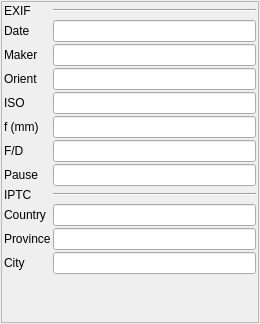
cseyve/piaf, file workflow/ui/metadatawidget.ui: the form before one commit.
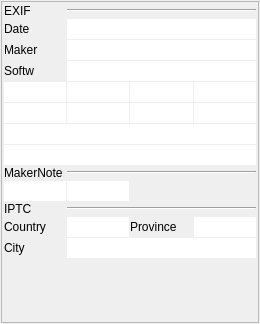
The form after the commit.

```diff
--- a/workflow/ui/metadatawidget.ui
+++ b/workflow/ui/metadatawidget.ui
@@ -17,7 +17,16 @@
    <property name="spacing">
     <number>1</number>
    </property>
-   <property name="margin">
+   <property name="leftMargin">
+    <number>1</number>
+   </property>
+   <property name="topMargin">
+    <number>1</number>
+   </property>
+   <property name="rightMargin">
+    <number>1</number>
+   </property>
+   <property name="bottomMargin">
     <number>1</number>
    </property>
    <item>
@@ -35,106 +44,28 @@
        </rect>
       </property>
       <layout class="QGridLayout" name="gridLayout">
-       <property name="margin">
+       <property name="leftMargin">
+        <number>2</number>
+       </property>
+       <property name="topMargin">
+        <number>2</number>
+       </property>
+       <property name="rightMargin">
+        <number>2</number>
+       </property>
+       <property name="bottomMargin">
         <number>2</number>
        </property>
        <property name="spacing">
-        <number>2</number>
+        <number>1</number>
        </property>
-       <item row="2" column="0">
-        <widget class="QLabel" name="label">
-         <property name="toolTip">
-          <string>Camera maker and model</string>
-         </property>
-         <property name="text">
-          <string>Maker</string>
-         </property>
-        </widget>
-       </item>
-       <item row="4" column="0">
-        <widget class="QLabel" name="label_2">
-         <property name="toolTip">
-          <string>ISO Sensitivity</string>
-         </property>
-         <property name="text">
-          <string>ISO</string>
-         </property>
-        </widget>
-       </item>
-       <item row="5" column="0">
-        <widget class="QLabel" name="label_3">
-         <property name="toolTip">
-          <string>Real focal length in millimeters</string>
-         </property>
-         <property name="text">
-          <string>f (mm)</string>
-         </property>
-        </widget>
-       </item>
-       <item row="6" column="0">
-        <widget class="QLabel" name="label_4">
-         <property name="toolTip">
-          <string>Aperture value</string>
-         </property>
-         <property name="text">
-          <string>F/D</string>
-         </property>
-        </widget>
-       </item>
-       <item row="7" column="0">
-        <widget class="QLabel" name="label_5">
-         <property name="toolTip">
-          <string>Shutter speed</string>
-         </property>
-         <property name="text">
-          <string>Pause</string>
-         </property>
-        </widget>
-       </item>
        <item row="4" column="1">
-        <widget class="QLineEdit" name="isoLineEdit">
-         <property name="toolTip">
-          <string>ISO Sensitivity</string>
-         </property>
-         <property name="readOnly">
-          <bool>true</bool>
-         </property>
-        </widget>
-       </item>
-       <item row="5" column="1">
-        <widget class="QLineEdit" name="focalLineEdit">
-         <property name="toolTip">
-          <string>Real focal length in millimeters</string>
-         </property>
-         <property name="readOnly">
-          <bool>true</bool>
-         </property>
-        </widget>
-       </item>
-       <item row="6" column="1">
-        <widget class="QLineEdit" name="apertureLineEdit">
-         <property name="toolTip">
-          <string>Aperture value</string>
-         </property>
-         <property name="readOnly">
-          <bool>true</bool>
-         </property>
-        </widget>
-       </item>
-       <item row="7" column="1">
         <widget class="QLineEdit" name="speedLineEdit">
          <property name="toolTip">
           <string>Shutter speed</string>
          </property>
-         <property name="readOnly">
-          <bool>true</bool>
-         </property>
-        </widget>
-       </item>
-       <item row="3" column="1">
-        <widget class="QLineEdit" name="orientationLineEdit">
-         <property name="toolTip">
-          <string>Orientation</string>
+         <property name="frame">
+          <bool>false</bool>
          </property>
          <property name="readOnly">
           <bool>true</bool>
@@ -142,74 +73,32 @@
         </widget>
        </item>
        <item row="3" column="0">
-        <widget class="QLabel" name="label_6">
+        <widget class="QLabel" name="label_3">
          <property name="toolTip">
-          <string>Orientation</string>
+          <string>Camera maker and model</string>
          </property>
          <property name="text">
-          <string>Orient</string>
+          <string>Softw</string>
          </property>
         </widget>
        </item>
-       <item row="1" column="0">
-        <widget class="QLabel" name="label_7">
+       <item row="6" column="3">
+        <widget class="QLineEdit" name="programLineEdit">
          <property name="toolTip">
-          <string>Shooting date</string>
+          <string>Focus distance in m</string>
          </property>
-         <property name="text">
-          <string>Date</string>
+         <property name="statusTip">
+          <string>Focus distance in meters</string>
          </property>
-        </widget>
-       </item>
-       <item row="1" column="1">
-        <widget class="QLineEdit" name="dateLineEdit">
-         <property name="toolTip">
-          <string>Shooting date</string>
+         <property name="frame">
+          <bool>false</bool>
          </property>
          <property name="readOnly">
           <bool>true</bool>
          </property>
         </widget>
        </item>
-       <item row="0" column="0">
-        <widget class="QLabel" name="label_8">
-         <property name="text">
-          <string>EXIF</string>
-         </property>
-        </widget>
-       </item>
-       <item row="0" column="1">
-        <widget class="Line" name="line">
-         <property name="orientation">
-          <enum>Qt::Horizontal</enum>
-         </property>
-        </widget>
-       </item>
-       <item row="2" column="1">
-        <widget class="QLineEdit" name="makerLineEdit">
-         <property name="toolTip">
-          <string>Camera maker and model</string>
-         </property>
-        </widget>
-       </item>
-       <item row="8" column="0">
-        <widget class="QLabel" name="label_9">
-         <property name="toolTip">
-          <string>IPTC fields : they can be edited in Ema</string>
-         </property>
-         <property name="text">
-          <string>IPTC</string>
-         </property>
-        </widget>
-       </item>
-       <item row="8" column="1">
-        <widget class="Line" name="line_2">
-         <property name="orientation">
-          <enum>Qt::Horizontal</enum>
-         </property>
-        </widget>
-       </item>
-       <item row="12" column="0">
+       <item row="15" column="2">
         <spacer name="verticalSpacer">
          <property name="orientation">
           <enum>Qt::Vertical</enum>
@@ -222,7 +111,20 @@
          </property>
         </spacer>
        </item>
-       <item row="9" column="0">
+       <item row="1" column="1" colspan="3">
+        <widget class="QLineEdit" name="dateLineEdit">
+         <property name="toolTip">
+          <string>Shooting date</string>
+         </property>
+         <property name="frame">
+          <bool>false</bool>
+         </property>
+         <property name="readOnly">
+          <bool>true</bool>
+         </property>
+        </widget>
+       </item>
+       <item row="12" column="0">
         <widget class="QLabel" name="label_10">
          <property name="toolTip">
           <string>Country field</string>
@@ -232,7 +134,64 @@
          </property>
         </widget>
        </item>
-       <item row="10" column="0">
+       <item row="11" column="1" colspan="3">
+        <widget class="Line" name="line_2">
+         <property name="orientation">
+          <enum>Qt::Horizontal</enum>
+         </property>
+        </widget>
+       </item>
+       <item row="12" column="1">
+        <widget class="QLineEdit" name="iptcCountryLineEdit">
+         <property name="toolTip">
+          <string>Country field (editable)</string>
+         </property>
+         <property name="frame">
+          <bool>false</bool>
+         </property>
+        </widget>
+       </item>
+       <item row="14" column="1" colspan="3">
+        <widget class="QLineEdit" name="iptcCityLineEdit">
+         <property name="toolTip">
+          <string>City field (editable)</string>
+         </property>
+         <property name="frame">
+          <bool>false</bool>
+         </property>
+        </widget>
+       </item>
+       <item row="2" column="0">
+        <widget class="QLabel" name="label">
+         <property name="toolTip">
+          <string>Camera maker and model</string>
+         </property>
+         <property name="text">
+          <string>Maker</string>
+         </property>
+        </widget>
+       </item>
+       <item row="2" column="1" colspan="3">
+        <widget class="QLineEdit" name="makerLineEdit">
+         <property name="toolTip">
+          <string>Camera maker and model</string>
+         </property>
+         <property name="frame">
+          <bool>false</bool>
+         </property>
+        </widget>
+       </item>
+       <item row="11" column="0">
+        <widget class="QLabel" name="label_9">
+         <property name="toolTip">
+          <string>IPTC fields : they can be edited in Ema</string>
+         </property>
+         <property name="text">
+          <string>IPTC</string>
+         </property>
+        </widget>
+       </item>
+       <item row="12" column="2">
         <widget class="QLabel" name="label_11">
          <property name="toolTip">
           <string>Province field</string>
@@ -242,7 +201,44 @@
          </property>
         </widget>
        </item>
-       <item row="11" column="0">
+       <item row="10" column="0">
+        <widget class="QLineEdit" name="detectedFacesLineEdit">
+         <property name="toolTip">
+          <string>Aperture value</string>
+         </property>
+         <property name="frame">
+          <bool>false</bool>
+         </property>
+         <property name="readOnly">
+          <bool>true</bool>
+         </property>
+        </widget>
+       </item>
+       <item row="0" column="1" colspan="3">
+        <widget class="Line" name="line">
+         <property name="orientation">
+          <enum>Qt::Horizontal</enum>
+         </property>
+        </widget>
+       </item>
+       <item row="12" column="3">
+        <widget class="QLineEdit" name="iptcProvinceLineEdit">
+         <property name="toolTip">
+          <string>Province field (editable)</string>
+         </property>
+         <property name="frame">
+          <bool>false</bool>
+         </property>
+        </widget>
+       </item>
+       <item row="0" column="0">
+        <widget class="QLabel" name="label_8">
+         <property name="text">
+          <string>EXIF</string>
+         </property>
+        </widget>
+       </item>
+       <item row="14" column="0">
         <widget class="QLabel" name="label_12">
          <property name="toolTip">
           <string>City field</string>
@@ -252,24 +248,160 @@
          </property>
         </widget>
        </item>
-       <item row="9" column="1">
-        <widget class="QLineEdit" name="iptcCountryLineEdit">
+       <item row="1" column="0">
+        <widget class="QLabel" name="label_7">
          <property name="toolTip">
-          <string>Country field (editable)</string>
+          <string>Shooting date</string>
          </property>
+         <property name="text">
+          <string>Date</string>
+         </property>
         </widget>
        </item>
-       <item row="11" column="1">
-        <widget class="QLineEdit" name="iptcCityLineEdit">
+       <item row="9" column="1" colspan="3">
+        <widget class="Line" name="line_5">
+         <property name="orientation">
+          <enum>Qt::Horizontal</enum>
+         </property>
+        </widget>
+       </item>
+       <item row="4" column="2">
+        <widget class="QLineEdit" name="isoLineEdit">
          <property name="toolTip">
-          <string>City field (editable)</string>
+          <string>ISO Sensitivity</string>
+         </property>
+         <property name="frame">
+          <bool>false</bool>
+         </property>
+         <property name="readOnly">
+          <bool>true</bool>
+         </property>
+        </widget>
+       </item>
+       <item row="4" column="3">
+        <widget class="QLineEdit" name="flashLineEdit">
+         <property name="toolTip">
+          <string>Flash</string>
+         </property>
+         <property name="frame">
+          <bool>false</bool>
+         </property>
+         <property name="readOnly">
+          <bool>true</bool>
+         </property>
+        </widget>
+       </item>
+       <item row="6" column="2">
+        <widget class="QLineEdit" name="distanceLineEdit">
+         <property name="toolTip">
+          <string>Focus distance in m</string>
+         </property>
+         <property name="statusTip">
+          <string>Focus distance in meters</string>
+         </property>
+         <property name="frame">
+          <bool>false</bool>
+         </property>
+         <property name="readOnly">
+          <bool>true</bool>
+         </property>
+        </widget>
+       </item>
+       <item row="6" column="0">
+        <widget class="QLineEdit" name="orientationLineEdit">
+         <property name="toolTip">
+          <string>Orientation</string>
+         </property>
+         <property name="frame">
+          <bool>false</bool>
+         </property>
+         <property name="readOnly">
+          <bool>true</bool>
+         </property>
+        </widget>
+       </item>
+       <item row="4" column="0">
+        <widget class="QLineEdit" name="apertureLineEdit">
+         <property name="toolTip">
+          <string>Aperture value</string>
+         </property>
+         <property name="frame">
+          <bool>false</bool>
+         </property>
+         <property name="readOnly">
+          <bool>true</bool>
+         </property>
+        </widget>
+       </item>
+       <item row="9" column="0">
+        <widget class="QLabel" name="label_19">
+         <property name="toolTip">
+          <string>IPTC fields : they can be edited in Ema</string>
+         </property>
+         <property name="text">
+          <string>MakerNote</string>
+         </property>
+        </widget>
+       </item>
+       <item row="3" column="1" colspan="3">
+        <widget class="QLineEdit" name="softwareLineEdit">
+         <property name="toolTip">
+          <string>Camera maker and model</string>
+         </property>
+         <property name="frame">
+          <bool>false</bool>
+         </property>
+        </widget>
+       </item>
+       <item row="6" column="1">
+        <widget class="QLineEdit" name="focalLineEdit">
+         <property name="toolTip">
+          <string>Real focal length in millimeters</string>
+         </property>
+         <property name="frame">
+          <bool>false</bool>
+         </property>
+         <property name="readOnly">
+          <bool>true</bool>
+         </property>
+        </widget>
+       </item>
+       <item row="8" column="0" colspan="4">
+        <widget class="QLineEdit" name="subjectAreaLineEdit">
+         <property name="toolTip">
+          <string>Orientation</string>
+         </property>
+         <property name="frame">
+          <bool>false</bool>
+         </property>
+         <property name="readOnly">
+          <bool>true</bool>
          </property>
         </widget>
        </item>
        <item row="10" column="1">
-        <widget class="QLineEdit" name="iptcProvinceLineEdit">
+        <widget class="QLineEdit" name="convergenceLineEdit">
          <property name="toolTip">
-          <string>Province field (editable)</string>
+          <string>Aperture value</string>
+         </property>
+         <property name="frame">
+          <bool>false</bool>
+         </property>
+         <property name="readOnly">
+          <bool>true</bool>
+         </property>
+        </widget>
+       </item>
+       <item row="7" column="0" colspan="4">
+        <widget class="QLineEdit" name="sizeLineEdit">
+         <property name="toolTip">
+          <string>Orientation</string>
+         </property>
+         <property name="frame">
+          <bool>false</bool>
+         </property>
+         <property name="readOnly">
+          <bool>true</bool>
          </property>
         </widget>
        </item>
```
